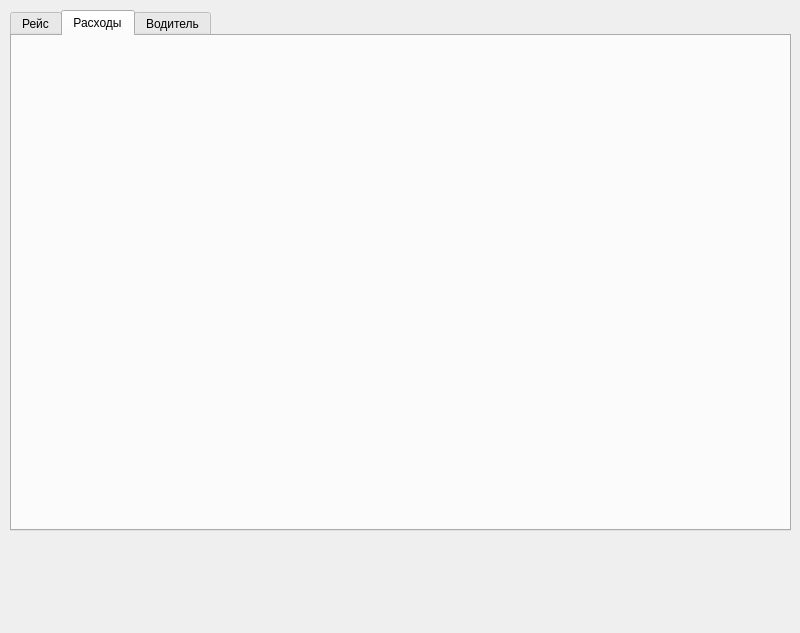
The window that Design_load.ui (huntersn32/prog_car) describes before a commit, drawn with Qt 5.
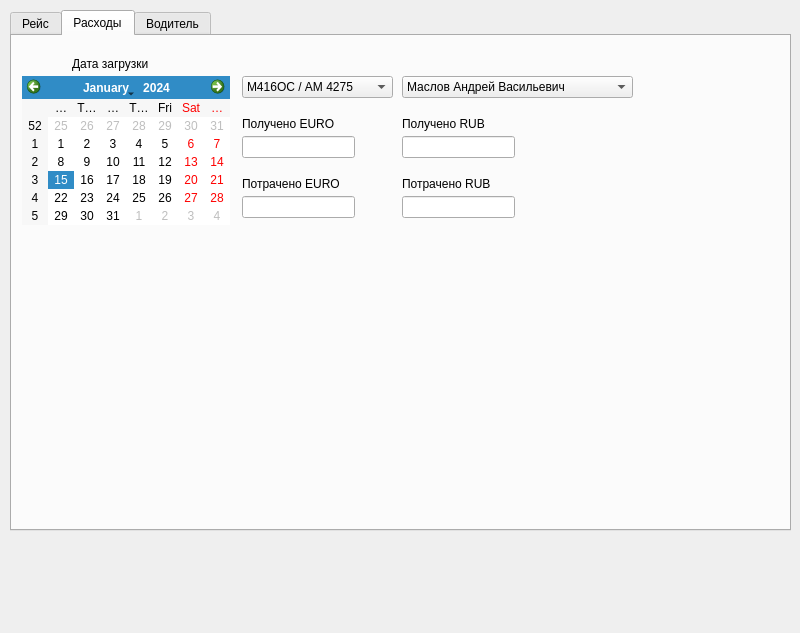
The same window after the commit. The open tabs and pages were chosen to show the change. Icons and pictures are not drawn.

Patch:
```diff
--- a/Design_load.ui
+++ b/Design_load.ui
@@ -339,6 +339,161 @@
      <attribute name="title">
       <string>Расходы</string>
      </attribute>
+     <widget class="QLabel" name="label_6">
+      <property name="geometry">
+       <rect>
+        <x>60</x>
+        <y>20</y>
+        <width>101</width>
+        <height>16</height>
+       </rect>
+      </property>
+      <property name="text">
+       <string>Дата загрузки</string>
+      </property>
+     </widget>
+     <widget class="QCalendarWidget" name="calendarWidget">
+      <property name="geometry">
+       <rect>
+        <x>10</x>
+        <y>40</y>
+        <width>208</width>
+        <height>149</height>
+       </rect>
+      </property>
+     </widget>
+     <widget class="QComboBox" name="cmb_car_cash">
+      <property name="geometry">
+       <rect>
+        <x>230</x>
+        <y>40</y>
+        <width>151</width>
+        <height>22</height>
+       </rect>
+      </property>
+      <item>
+       <property name="text">
+        <string>М416ОС / АМ 4275</string>
+       </property>
+      </item>
+      <item>
+       <property name="text">
+        <string>М519НЕ / АМ 3711</string>
+       </property>
+      </item>
+     </widget>
+     <widget class="QComboBox" name="comboBox">
+      <property name="geometry">
+       <rect>
+        <x>390</x>
+        <y>40</y>
+        <width>231</width>
+        <height>22</height>
+       </rect>
+      </property>
+      <item>
+       <property name="text">
+        <string>Маслов Андрей Васильевич</string>
+       </property>
+      </item>
+      <item>
+       <property name="text">
+        <string>Поснов Владимир Михайлович</string>
+       </property>
+      </item>
+     </widget>
+     <widget class="QLabel" name="label_7">
+      <property name="geometry">
+       <rect>
+        <x>230</x>
+        <y>80</y>
+        <width>101</width>
+        <height>16</height>
+       </rect>
+      </property>
+      <property name="text">
+       <string>Получено EURO</string>
+      </property>
+     </widget>
+     <widget class="QLineEdit" name="cmbCashLoadEuro">
+      <property name="geometry">
+       <rect>
+        <x>230</x>
+        <y>100</y>
+        <width>113</width>
+        <height>22</height>
+       </rect>
+      </property>
+     </widget>
+     <widget class="QLabel" name="label_8">
+      <property name="geometry">
+       <rect>
+        <x>390</x>
+        <y>80</y>
+        <width>101</width>
+        <height>16</height>
+       </rect>
+      </property>
+      <property name="text">
+       <string>Получено RUB</string>
+      </property>
+     </widget>
+     <widget class="QLineEdit" name="cmbCashLoadRub">
+      <property name="geometry">
+       <rect>
+        <x>390</x>
+        <y>100</y>
+        <width>113</width>
+        <height>22</height>
+       </rect>
+      </property>
+     </widget>
+     <widget class="QLabel" name="label_9">
+      <property name="geometry">
+       <rect>
+        <x>230</x>
+        <y>140</y>
+        <width>111</width>
+        <height>16</height>
+       </rect>
+      </property>
+      <property name="text">
+       <string>Потрачено EURO</string>
+      </property>
+     </widget>
+     <widget class="QLabel" name="label_10">
+      <property name="geometry">
+       <rect>
+        <x>390</x>
+        <y>140</y>
+        <width>111</width>
+        <height>16</height>
+       </rect>
+      </property>
+      <property name="text">
+       <string>Потрачено RUB</string>
+      </property>
+     </widget>
+     <widget class="QLineEdit" name="cmbCashSpentEuro">
+      <property name="geometry">
+       <rect>
+        <x>230</x>
+        <y>160</y>
+        <width>113</width>
+        <height>22</height>
+       </rect>
+      </property>
+     </widget>
+     <widget class="QLineEdit" name="cmbCashSpentRub">
+      <property name="geometry">
+       <rect>
+        <x>390</x>
+        <y>160</y>
+        <width>113</width>
+        <height>22</height>
+       </rect>
+      </property>
+     </widget>
     </widget>
     <widget class="QWidget" name="TabDriver">
      <attribute name="icon">
```
Left out of the diff: 4 changed lines with no effect on the pictures.
